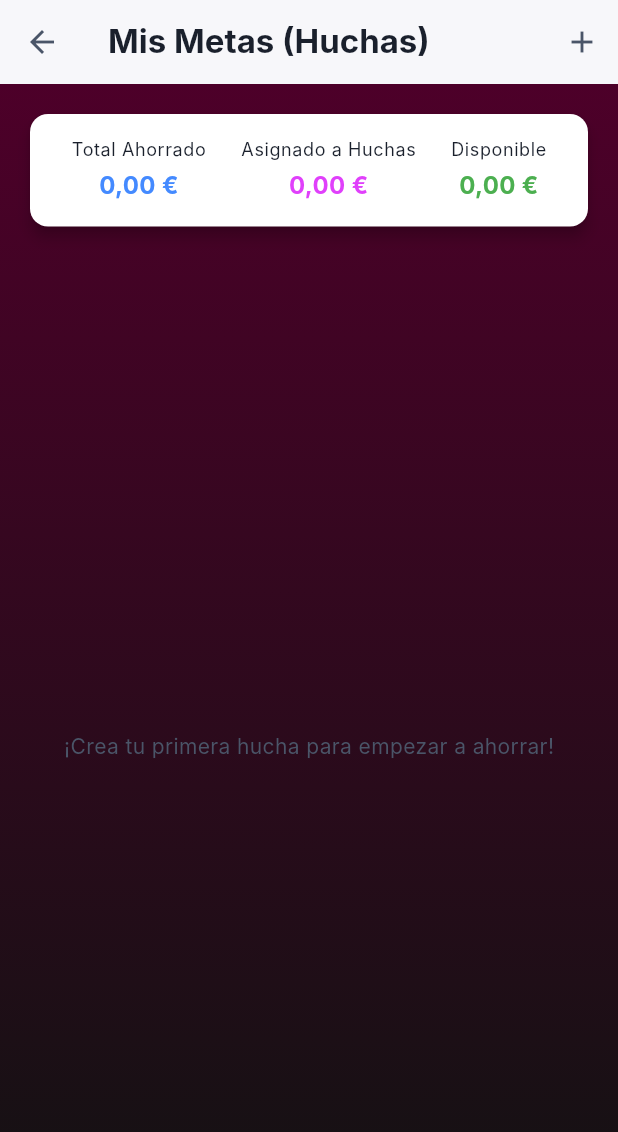
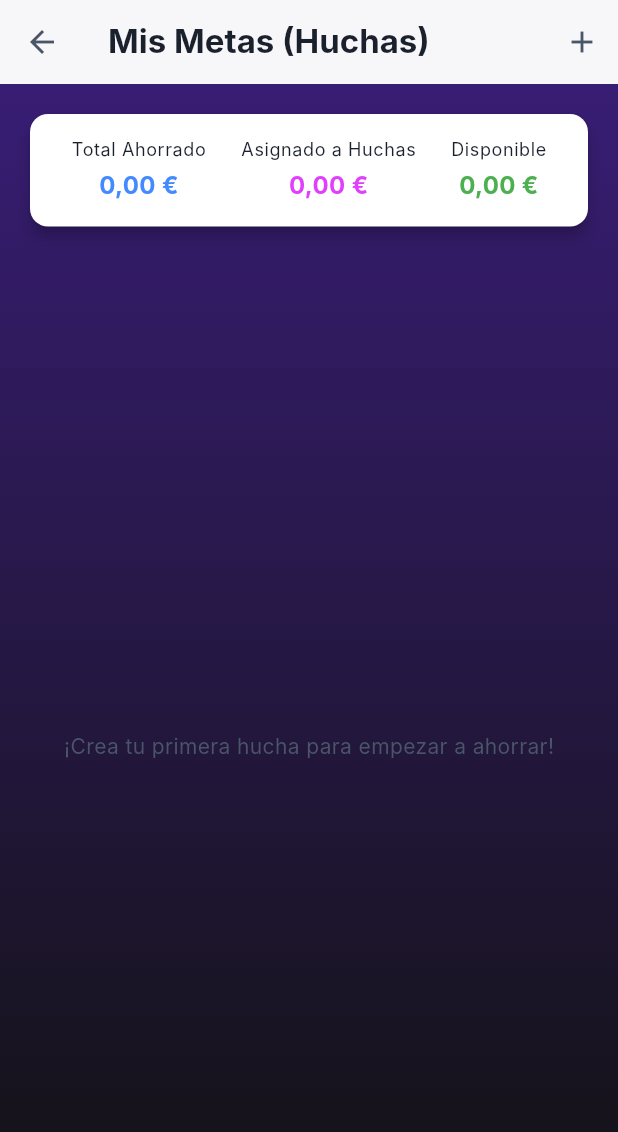
Before and after one commit to Thiagosnchz02/finai_flutter, a Flutter app: the GoalsScreen screen opened by its route, on a phone screen of 412 x 824 dp. Shown: the top 1132 px of the screen. Run offline on Flutter 3.47's test engine with Material 3 defaults, Android fonts, the phone set to English and light mode, and no system bars; our stand-ins replace fl_chart, flutter_dotenv, flutter_svg, font_awesome_flutter, image_picker, intl_phone_field and 4 more; missing offline and left inert: flutter_facebook_auth; accounts and stored records are empty; Roboto replaces fonts that are missing (Inter).

Commit message:
Update goals screen background gradient

```diff
--- a/lib/features/goals/screens/goals_screen.dart
+++ b/lib/features/goals/screens/goals_screen.dart
@@ -126,7 +126,7 @@ class _GoalsScreenState extends State<GoalsScreen> {
             begin: Alignment.topCenter,
             end: Alignment.bottomCenter,
             colors: [
-              Color(0xFF4D0029),
+              Color(0xFF381D74),
               Color(0xFF121212),
             ],
           ),
```
